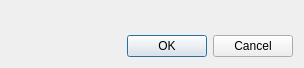
Above: ui/deleteDialog.ui from yash-ahir/passman before the change. Below: the same form after it.
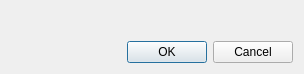
That is the form after the change. Icons and pictures are not drawn.

What changed in the file:
```diff
--- a/ui/deleteDialog.ui
+++ b/ui/deleteDialog.ui
@@ -7,7 +7,7 @@
     <x>0</x>
     <y>0</y>
     <width>304</width>
-    <height>68</height>
+    <height>74</height>
    </rect>
   </property>
   <property name="windowTitle">
```
Left out of the diff: 4 changed lines with no effect on the pictures.
